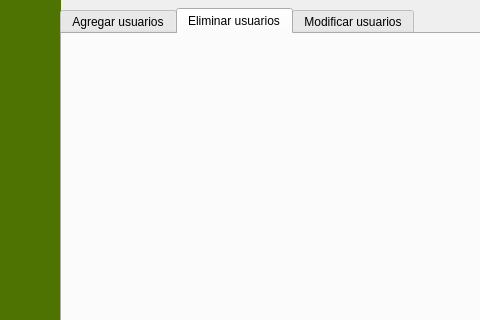
FernandoHS-0/Sabware, file gerente.ui: the form before one commit; both pictures show x 0 to 480 and y 102 to 422 of the 884 by 596 pixel window.
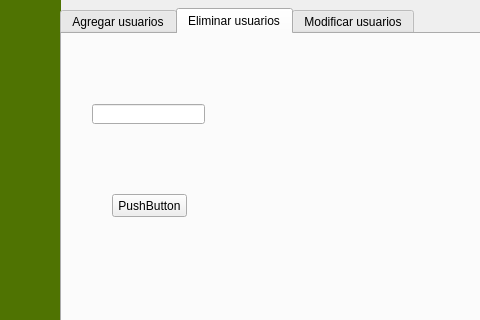
The form after the commit. The open tabs and pages were chosen to show the change. Icons and pictures are not drawn.

```diff
--- a/gerente.ui
+++ b/gerente.ui
@@ -155,6 +155,29 @@
       <attribute name="title">
        <string>Eliminar usuarios</string>
       </attribute>
+      <widget class="QPushButton" name="pushButton">
+       <property name="geometry">
+        <rect>
+         <x>50</x>
+         <y>160</y>
+         <width>75</width>
+         <height>23</height>
+        </rect>
+       </property>
+       <property name="text">
+        <string>PushButton</string>
+       </property>
+      </widget>
+      <widget class="QLineEdit" name="id_usuario">
+       <property name="geometry">
+        <rect>
+         <x>30</x>
+         <y>70</y>
+         <width>113</width>
+         <height>20</height>
+        </rect>
+       </property>
+      </widget>
      </widget>
      <widget class="QWidget" name="Modificar">
       <attribute name="title">
```
Left out of the diff: 2 changed lines with no effect on the pictures.
